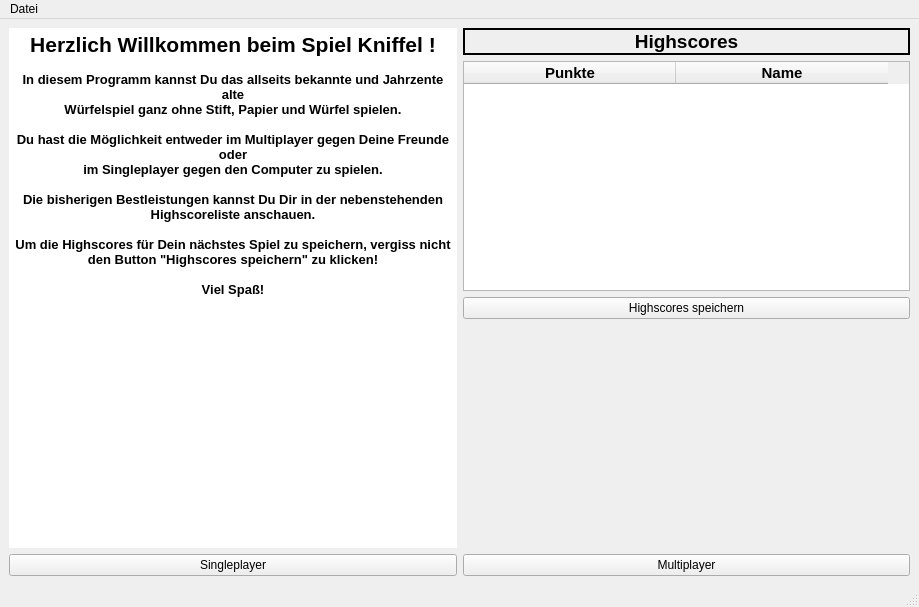
The window that mainwindow.ui (michelfiedler/Kniffel.mrai) describes before a commit, drawn with Qt 5.
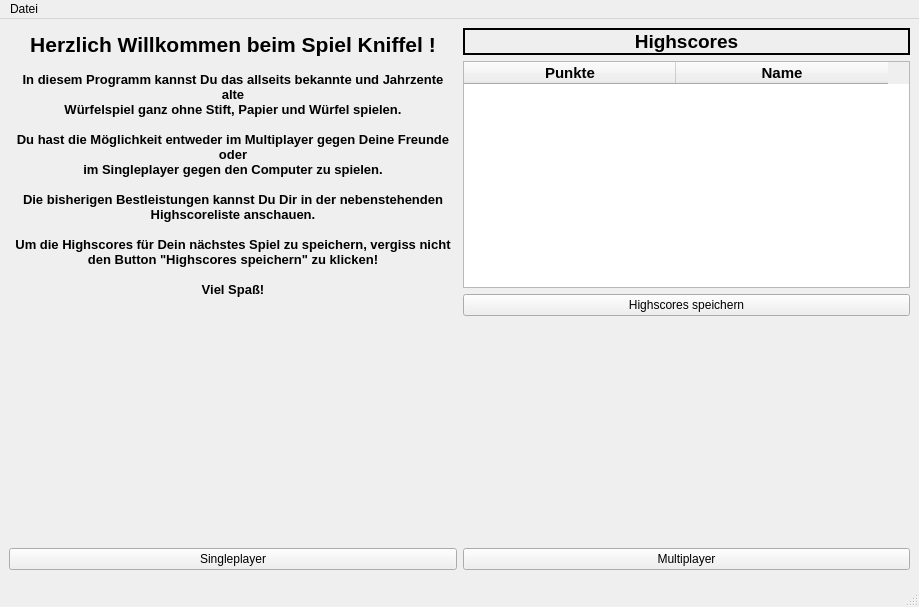
The same window after the commit. Icons and pictures are not drawn.

Commit message: Gestaltung MainWindow

```diff
--- a/mainwindow.ui
+++ b/mainwindow.ui
@@ -10,13 +10,40 @@
     <height>607</height>
    </rect>
   </property>
+  <property name="sizePolicy">
+   <sizepolicy hsizetype="Fixed" vsizetype="Fixed">
+    <horstretch>0</horstretch>
+    <verstretch>0</verstretch>
+   </sizepolicy>
+  </property>
+  <property name="maximumSize">
+   <size>
+    <width>919</width>
+    <height>607</height>
+   </size>
+  </property>
   <property name="windowTitle">
    <string>MainWindow</string>
   </property>
+  <property name="styleSheet">
+   <string notr="true"/>
+  </property>
   <widget class="QWidget" name="centralwidget">
+   <property name="maximumSize">
+    <size>
+     <width>919</width>
+     <height>560</height>
+    </size>
+   </property>
+   <property name="styleSheet">
+    <string notr="true">background-image: url(:/MyImages/backgroundImage.jpg);</string>
+   </property>
    <layout class="QGridLayout" name="gridLayout">
     <item row="0" column="0" rowspan="4">
      <widget class="QTextBrowser" name="tBwelcomeText">
+      <property name="styleSheet">
+       <string notr="true">background:transparent;</string>
+      </property>
       <property name="frameShape">
        <enum>QFrame::NoFrame</enum>
       </property>
@@ -24,7 +51,7 @@
        <string>&lt;!DOCTYPE HTML PUBLIC &quot;-//W3C//DTD HTML 4.0//EN&quot; &quot;http://www.w3.org/TR/REC-html40/strict.dtd&quot;&gt;
 &lt;html&gt;&lt;head&gt;&lt;meta name=&quot;qrichtext&quot; content=&quot;1&quot; /&gt;&lt;style type=&quot;text/css&quot;&gt;
 p, li { white-space: pre-wrap; }
-&lt;/style&gt;&lt;/head&gt;&lt;body style=&quot; font-family:'MS Shell Dlg 2'; font-size:8.25pt; font-weight:400; font-style:normal;&quot;&gt;
+&lt;/style&gt;&lt;/head&gt;&lt;body style=&quot; font-family:'MS Shell Dlg 2'; font-size:7.8pt; font-weight:400; font-style:normal;&quot;&gt;
 &lt;p align=&quot;center&quot; style=&quot; margin-top:0px; margin-bottom:0px; margin-left:0px; margin-right:0px; -qt-block-indent:0; text-indent:0px;&quot;&gt;&lt;span style=&quot; font-size:16pt; font-weight:600;&quot;&gt;Herzlich Willkommen beim Spiel Kniffel !&lt;/span&gt;&lt;/p&gt;
 &lt;p align=&quot;center&quot; style=&quot;-qt-paragraph-type:empty; margin-top:0px; margin-bottom:0px; margin-left:0px; margin-right:0px; -qt-block-indent:0; text-indent:0px; font-size:10pt; font-weight:600;&quot;&gt;&lt;br /&gt;&lt;/p&gt;
 &lt;p align=&quot;center&quot; style=&quot; margin-top:0px; margin-bottom:0px; margin-left:0px; margin-right:0px; -qt-block-indent:0; text-indent:0px;&quot;&gt;&lt;span style=&quot; font-size:10pt; font-weight:600;&quot;&gt;In diesem Programm kannst Du das allseits bekannte und Jahrzente alte&lt;/span&gt;&lt;/p&gt;
```
Left out of the diff: 2 changed lines with no effect on the pictures. The commit also changes 1 other file.
